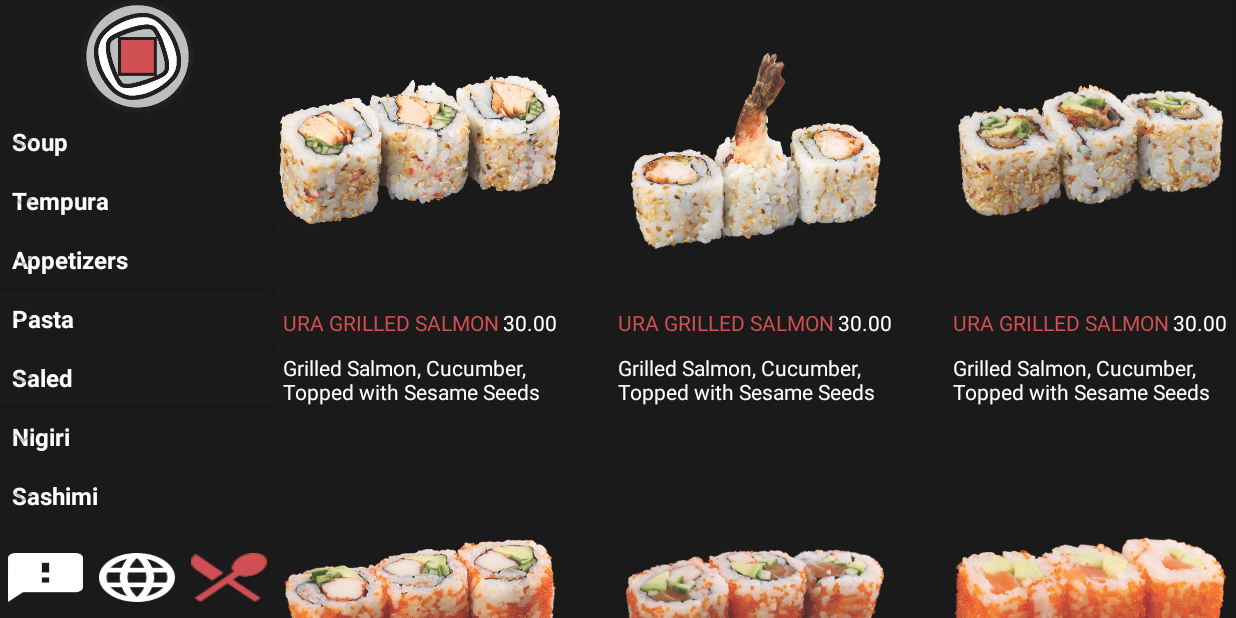
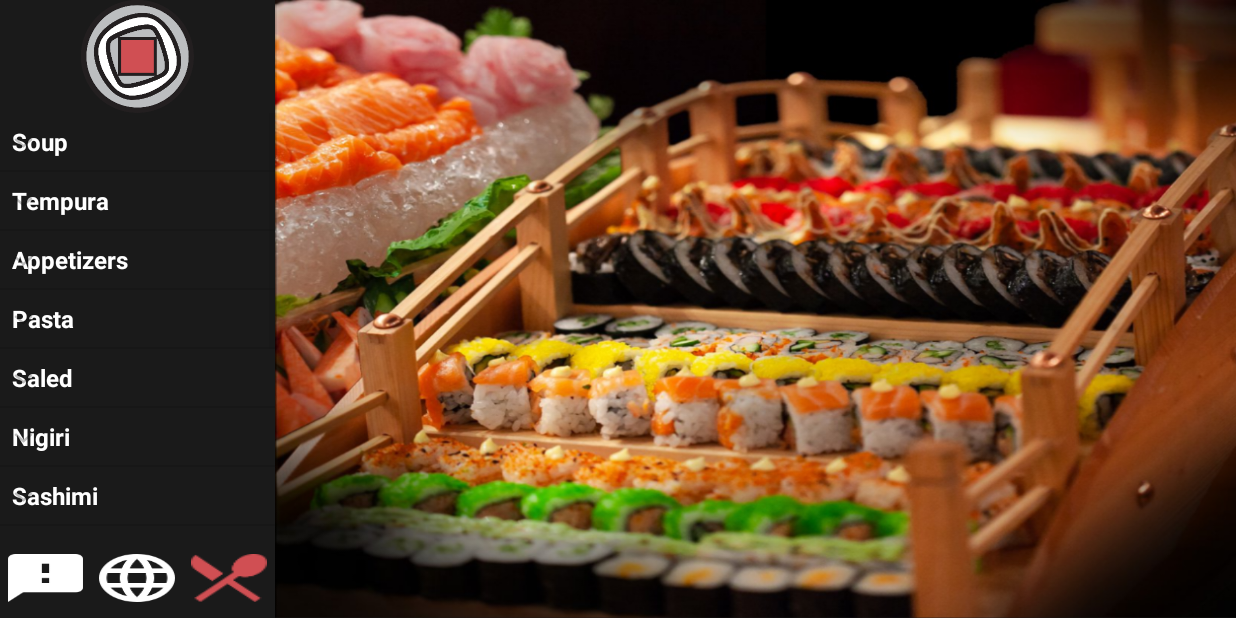
Before and after one commit to AmrDeveloper/MenuApp, an Android app: the MenuActivity screen opened directly, with no data from a screen before it, on a phone screen of 824 x 412 dp (held sideways). Run offline under Robolectric (Android 15) with nearby library versions, the phone set to English and light mode, and no system bars.

Commit message:
Make Code more clean and add packages

```diff
--- a/app/build.gradle
+++ b/app/build.gradle
@@ -15,10 +15,14 @@ android {
             proguardFiles getDefaultProguardFile('proguard-android.txt'), 'proguard-rules.pro'
         }
     }
+    compileOptions {
+        sourceCompatibility JavaVersion.VERSION_1_8
+        targetCompatibility JavaVersion.VERSION_1_8
+    }
 }
 
 dependencies {
-    implementation fileTree(dir: 'libs', include: ['*.jar'])
+    implementation fileTree(include: ['*.jar'], dir: 'libs')
     implementation 'com.android.support:appcompat-v7:27.1.1'
     implementation 'com.android.support.constraint:constraint-layout:1.1.3'
 }
--- a/app/src/main/java/com/amrdeveloper/menuapp/MenuActivity.java
+++ /dev/null
@@ -1,127 +0,0 @@
-package com.amrdeveloper.menuapp;
-
-import android.content.Intent;
-import android.graphics.Color;
-import android.support.v7.app.AppCompatActivity;
-import android.os.Bundle;
-import android.view.View;
-import android.widget.ExpandableListView;
-import android.widget.GridView;
-import android.widget.ImageView;
-import android.widget.TextView;
-
-import java.util.ArrayList;
-import java.util.HashMap;
-import java.util.List;
-
-public class MenuActivity extends AppCompatActivity {
-
-    private GridView foodGridView;
-    private ImageView mBackgroundImg;
-
-    private ExpandableListView menuExpListView;
-    private ExpandableListAdapter mMenuListViewAdapter;
-
-    private List<String> menuGroupHeadTitle;
-    private HashMap<String, List<String>> menuGroubListItem;
-
-    @Override
-    protected void onCreate(Bundle savedInstanceState) {
-        super.onCreate(savedInstanceState);
-        setContentView(R.layout.activity_menu);
-
-        mBackgroundImg = findViewById(R.id.menuBackgroundImg);
-
-        foodGridView = findViewById(R.id.foodGridView);
-        List<Food> menu = new ArrayList<>();
-        menu.add(new Food(getString(R.string.menu_item_title), getString(R.string.menu_item_price), getString(R.string.menu_item_description), R.drawable.image_2));
-        menu.add(new Food(getString(R.string.menu_item_title), getString(R.string.menu_item_price), getString(R.string.menu_item_description), R.drawable.image_3));
-        menu.add(new Food(getString(R.string.menu_item_title), getString(R.string.menu_item_price), getString(R.string.menu_item_description), R.drawable.image_4));
-        menu.add(new Food(getString(R.string.menu_item_title), getString(R.string.menu_item_price), getString(R.string.menu_item_description), R.drawable.image_5));
-        menu.add(new Food(getString(R.string.menu_item_title), getString(R.string.menu_item_price), getString(R.string.menu_item_description), R.drawable.image_6));
-        menu.add(new Food(getString(R.string.menu_item_title), getString(R.string.menu_item_price), getString(R.string.menu_item_description), R.drawable.image_7));
-        menu.add(new Food(getString(R.string.menu_item_title), getString(R.string.menu_item_price), getString(R.string.menu_item_description), R.drawable.image_8));
-
-        final MenuAdapter adapter = new MenuAdapter(this, menu);
-        foodGridView.setAdapter(adapter);
-
-        menuExpListView = findViewById(R.id.typesListView);
-        initDummyData();
-        mMenuListViewAdapter = new ExpandableListAdapter(this, menuGroupHeadTitle, menuGroubListItem);
-        menuExpListView.setAdapter(mMenuListViewAdapter);
-
-        menuExpListView.setOnGroupClickListener(new ExpandableListView.OnGroupClickListener() {
-            @Override
-            public boolean onGroupClick(ExpandableListView parent, View v, int groupPosition, long id) {
-                setMenuItemsMode();
-
-                TextView selectedGroupHeader =  mMenuListViewAdapter.getGroupHeader(menuExpListView,groupPosition).findViewById(R.id.menuFoodGroup);
-                selectedGroupHeader.setTextColor(getResources().getColor(R.color.red));
-                return false;
-            }
-        });
-
-        menuExpListView.setOnGroupCollapseListener(new ExpandableListView.OnGroupCollapseListener() {
-            @Override
-            public void onGroupCollapse(int groupPosition) {
-                setBackgroundMode();
-
-                TextView selectedGroupHeader =  mMenuListViewAdapter.getGroupHeader(menuExpListView,groupPosition).findViewById(R.id.menuFoodGroup);
-                selectedGroupHeader.setTextColor(Color.WHITE);
-            }
-        });
-    }
-
-    private void initDummyData() {
-        menuGroupHeadTitle = new ArrayList<>();
-        menuGroubListItem = new HashMap<>();
-
-        //Menu Group Header
-        menuGroupHeadTitle.add("Soup");
-        menuGroupHeadTitle.add("Tempura");
-        menuGroupHeadTitle.add("Appetizers");
-        menuGroupHeadTitle.add("Pasta");
-        menuGroupHeadTitle.add("Saled");
-        menuGroupHeadTitle.add("Nigiri");
-        menuGroupHeadTitle.add("Sashimi");
-        menuGroupHeadTitle.add("Temaki");
-        menuGroupHeadTitle.add("Maki");
-        menuGroupHeadTitle.add("Bento boxes");
-        menuGroupHeadTitle.add("Sharing boats");
-        menuGroupHeadTitle.add("Noodels");
-        menuGroupHeadTitle.add("Teriyaki shewers");
-
-        //Maki Food
-        List<String> maki = new ArrayList<>();
-        maki.add("Ura maki");
-        maki.add("Crispy ura maki");
-        maki.add("Ura maki special");
-        maki.add("Gunkan maki");
-        maki.add("Hoso maki");
-        maki.add("Futomaki");
-
-        for (int i = 0; i < menuGroupHeadTitle.size(); i++) {
-            menuGroubListItem.put(menuGroupHeadTitle.get(i), maki);
-        }
-    }
-
-    public void backToMainActivity(View view) {
-        Intent intent = new Intent(this, MainActivity.class);
-        startActivity(intent);
-    }
-
-    public void goToFeedBackActivity(View view) {
-        Intent intent = new Intent(this, FeedbackActivity.class);
-        startActivity(intent);
-    }
-
-    private void setBackgroundMode() {
-        mBackgroundImg.setVisibility(View.VISIBLE);
-        foodGridView.setVisibility(View.GONE);
-    }
-
-    private void setMenuItemsMode() {
-        mBackgroundImg.setVisibility(View.GONE);
-        foodGridView.setVisibility(View.VISIBLE);
-    }
-}
--- a/app/src/main/java/com/amrdeveloper/menuapp/FeedbackActivity.java
+++ b/app/src/main/java/com/amrdeveloper/menuapp/activity/FeedbackActivity.java
@@ -1,7 +1,9 @@
-package com.amrdeveloper.menuapp;
+package com.amrdeveloper.menuapp.activity;
 
 import android.support.v7.app.AppCompatActivity;
 import android.os.Bundle;
+
+import com.amrdeveloper.menuapp.R;
 
 public class FeedbackActivity extends AppCompatActivity {
 
--- a/app/src/main/java/com/amrdeveloper/menuapp/MainActivity.java
+++ b/app/src/main/java/com/amrdeveloper/menuapp/activity/MainActivity.java
@@ -1,4 +1,4 @@
-package com.amrdeveloper.menuapp;
+package com.amrdeveloper.menuapp.activity;
 
 import android.content.Intent;
 import android.content.res.Configuration;
@@ -7,6 +7,9 @@ import android.support.v7.app.AppCompatActivity;
 import android.os.Bundle;
 import android.view.View;
 import android.widget.TextView;
+
+import com.amrdeveloper.menuapp.R;
+import com.amrdeveloper.menuapp.service.ScreenListenerService;
 
 import java.util.Locale;
 
--- /dev/null
+++ b/app/src/main/java/com/amrdeveloper/menuapp/activity/MenuActivity.java
@@ -0,0 +1,85 @@
+package com.amrdeveloper.menuapp.activity;
+
+import android.content.Intent;
+import android.graphics.Color;
+import android.support.v7.app.AppCompatActivity;
+import android.os.Bundle;
+import android.view.View;
+import android.widget.ExpandableListView;
+import android.widget.GridView;
+import android.widget.ImageView;
+import android.widget.TextView;
+
+import com.amrdeveloper.menuapp.R;
+import com.amrdeveloper.menuapp.adapter.ExpandableListAdapter;
+import com.amrdeveloper.menuapp.adapter.MenuAdapter;
+import com.amrdeveloper.menuapp.data.DummyData;
+
+import java.util.HashMap;
+import java.util.List;
+
+public class MenuActivity extends AppCompatActivity {
+
+    private GridView foodGridView;
+    private ImageView mBackgroundImg;
+    private ExpandableListView menuExpListView;
+
+    private ExpandableListAdapter mMenuListViewAdapter;
+
+    @Override
+    protected void onCreate(Bundle savedInstanceState) {
+        super.onCreate(savedInstanceState);
+        setContentView(R.layout.activity_menu);
+
+        DummyData mDummyData = new DummyData(this);
+        List<String> menuGroupHeadTitle = mDummyData.getMenuGroupHeaders();
+        HashMap<String, List<String>> menuGroupListItem = mDummyData.getMenuGroupListItems(menuGroupHeadTitle);
+
+        final MenuAdapter adapter = new MenuAdapter(this, mDummyData.foodDummyList());
+        foodGridView = findViewById(R.id.foodGridView);
+        foodGridView.setAdapter(adapter);
+
+        mMenuListViewAdapter = new ExpandableListAdapter(this, menuGroupHeadTitle, menuGroupListItem);
+
+        menuExpListView = findViewById(R.id.typesListView);
+        menuExpListView.setAdapter(mMenuListViewAdapter);
+        menuExpListView.setOnGroupClickListener(mOnGroupClickListener);
+        menuExpListView.setOnGroupCollapseListener(mOnGroupCollapseListener);
+
+        mBackgroundImg = findViewById(R.id.menuBackgroundImg);
+        setBackgroundMode();
+    }
+
+    public void backToMainActivity(View view) {
+        Intent intent = new Intent(this, MainActivity.class);
+        startActivity(intent);
+    }
+
+    public void goToFeedBackActivity(View view) {
+        Intent intent = new Intent(this, FeedbackActivity.class);
+        startActivity(intent);
+    }
+
+    private void setBackgroundMode() {
+        mBackgroundImg.setVisibility(View.VISIBLE);
+        foodGridView.setVisibility(View.GONE);
+    }
+
+    private void setMenuItemsMode() {
+        mBackgroundImg.setVisibility(View.GONE);
+        foodGridView.setVisibility(View.VISIBLE);
+    }
+
+    final ExpandableListView.OnGroupClickListener mOnGroupClickListener = (parent, view, groupPosition, id) -> {
+        TextView selectedGroupHeader = mMenuListViewAdapter.getGroupHeader(menuExpListView, groupPosition).findViewById(R.id.menuFoodGroup);
+        selectedGroupHeader.setTextColor(getResources().getColor(R.color.red));
+        setMenuItemsMode();
+        return false;
+    };
+
+    final ExpandableListView.OnGroupCollapseListener mOnGroupCollapseListener = (groupPosition) -> {
+        setBackgroundMode();
+        TextView selectedGroupHeader = mMenuListViewAdapter.getGroupHeader(menuExpListView, groupPosition).findViewById(R.id.menuFoodGroup);
+        selectedGroupHeader.setTextColor(Color.WHITE);
+    };
+}
--- a/app/src/main/java/com/amrdeveloper/menuapp/ExpandableListAdapter.java
+++ b/app/src/main/java/com/amrdeveloper/menuapp/adapter/ExpandableListAdapter.java
@@ -1,7 +1,6 @@
-package com.amrdeveloper.menuapp;
+package com.amrdeveloper.menuapp.adapter;
 
 import android.content.Context;
-import android.graphics.Color;
 import android.graphics.Typeface;
 import android.view.LayoutInflater;
 import android.view.View;
@@ -9,6 +8,8 @@ import android.view.ViewGroup;
 import android.widget.BaseExpandableListAdapter;
 import android.widget.ExpandableListView;
 import android.widget.TextView;
+
+import com.amrdeveloper.menuapp.R;
 
 import java.util.HashMap;
 import java.util.List;
@@ -22,6 +23,8 @@ public class ExpandableListAdapter extends BaseExpandableListAdapter {
     private Context context;
     private List<String> menuListHeader;
     private HashMap<String, List<String>> menuListItem;
+
+    private ExpandableListAdapter adapter = this;
 
     public ExpandableListAdapter(Context context, List<String> menuListHeader, HashMap<String, List<String>> menuListItem) {
         this.context = context;
@@ -67,10 +70,12 @@ public class ExpandableListAdapter extends BaseExpandableListAdapter {
     @Override
     public View getGroupView(int groupPosition, boolean isExpanded, View convertView, ViewGroup parent) {
         String headerTitle = (String) getGroup(groupPosition);
+
         if (convertView == null) {
             LayoutInflater inflater = (LayoutInflater) this.context.getSystemService(Context.LAYOUT_INFLATER_SERVICE);
             convertView = inflater.inflate(R.layout.menu_groub_title, null);
         }
+
         final TextView menuFoodHeader = convertView.findViewById(R.id.menuFoodGroup);
         menuFoodHeader.setTypeface(null, Typeface.BOLD);
         menuFoodHeader.setText(headerTitle);
@@ -81,10 +86,12 @@ public class ExpandableListAdapter extends BaseExpandableListAdapter {
     @Override
     public View getChildView(int groupPosition, int childPosition, boolean isLastChild, View convertView, ViewGroup parent) {
         final String childText = (String) getChild(groupPosition, childPosition);
+
         if (convertView == null) {
             LayoutInflater inflater = (LayoutInflater) this.context.getSystemService(Context.LAYOUT_INFLATER_SERVICE);
             convertView = inflater.inflate(R.layout.menu_group_item, null);
         }
+
         TextView txtListChild = convertView.findViewById(R.id.menuFoodTitle);
         txtListChild.setText(childText);
         return convertView;
--- /dev/null
+++ b/app/src/main/java/com/amrdeveloper/menuapp/data/DummyData.java
@@ -0,0 +1,77 @@
+package com.amrdeveloper.menuapp.data;
+
+import android.content.Context;
+
+import com.amrdeveloper.menuapp.model.Food;
+import com.amrdeveloper.menuapp.R;
+
+import java.util.ArrayList;
+import java.util.HashMap;
+import java.util.List;
+
+/**
+ * Created by AmrDeveloper on 9/25/2018.
+ */
+
+public final class DummyData {
+
+    private Context context;
+
+    public DummyData(Context context) {
+        this.context = context;
+    }
+
+    public List<Food> foodDummyList() {
+        final String dummyFoodTitle = context.getResources().getString(R.string.menu_item_title);
+        final String dummyFoodPrice = context.getResources().getString(R.string.menu_item_price);
+        final String dummyFoodDescription = context.getResources().getString(R.string.menu_item_description);
+
+        List<Food> foodMenuList = new ArrayList<>();
+        foodMenuList.add(new Food(dummyFoodTitle, dummyFoodPrice, dummyFoodDescription, R.drawable.image_2));
+        foodMenuList.add(new Food(dummyFoodTitle, dummyFoodPrice, dummyFoodDescription, R.drawable.image_3));
+        foodMenuList.add(new Food(dummyFoodTitle, dummyFoodPrice, dummyFoodDescription, R.drawable.image_4));
+        foodMenuList.add(new Food(dummyFoodTitle, dummyFoodPrice, dummyFoodDescription, R.drawable.image_5));
+        foodMenuList.add(new Food(dummyFoodTitle, dummyFoodPrice, dummyFoodDescription, R.drawable.image_6));
+        foodMenuList.add(new Food(dummyFoodTitle, dummyFoodPrice, dummyFoodDescription, R.drawable.image_7));
+        foodMenuList.add(new Food(dummyFoodTitle, dummyFoodPrice, dummyFoodDescription, R.drawable.image_8));
+
+        return foodMenuList;
+    }
+
+    public List<String> getMenuGroupHeaders() {
+        List<String> menuChildItems = new ArrayList<>();
+
+        menuChildItems.add("Soup");
+        menuChildItems.add("Tempura");
+        menuChildItems.add("Appetizers");
+        menuChildItems.add("Pasta");
+        menuChildItems.add("Saled");
+        menuChildItems.add("Nigiri");
+        menuChildItems.add("Sashimi");
+        menuChildItems.add("Temaki");
+        menuChildItems.add("Maki");
+        menuChildItems.add("Bento boxes");
+        menuChildItems.add("Sharing boats");
+        menuChildItems.add("Noodels");
+        menuChildItems.add("Teriyaki shewers");
+
+        return menuChildItems;
+    }
+
+    public HashMap<String, List<String>> getMenuGroupListItems(List<String> menuChildItems) {
+        HashMap<String, List<String>> menuGroupListItems = new HashMap<>();
+
+        final List<String> maki = new ArrayList<>();
+        maki.add("Ura maki");
+        maki.add("Crispy ura maki");
+        maki.add("Ura maki special");
+        maki.add("Gunkan maki");
+        maki.add("Hoso maki");
+        maki.add("Futomaki");
+
+        for (int i = 0; i < menuChildItems.size(); i++) {
+            menuGroupListItems.put(menuChildItems.get(i), maki);
+        }
+        return menuGroupListItems;
+    }
+}
--- a/app/src/main/java/com/amrdeveloper/menuapp/Food.java
+++ b/app/src/main/java/com/amrdeveloper/menuapp/model/Food.java
@@ -1,4 +1,4 @@
-package com.amrdeveloper.menuapp;
+package com.amrdeveloper.menuapp.model;
 
 /**
  * Created by AmrDeveloper on 9/23/2018.
--- a/app/src/main/java/com/amrdeveloper/menuapp/ScreenListenerService.java
+++ b/app/src/main/java/com/amrdeveloper/menuapp/service/ScreenListenerService.java
@@ -1,4 +1,4 @@
-package com.amrdeveloper.menuapp;
+package com.amrdeveloper.menuapp.service;
 
 /**
  * Created by AmrDeveloper on 9/23/2018.
@@ -10,6 +10,8 @@ import android.content.Context;
 import android.content.Intent;
 import android.content.IntentFilter;
 import android.os.IBinder;
+
+import com.amrdeveloper.menuapp.activity.MainActivity;
 
 /**
  * This is a service registers a broadcast receiver to listen for screen on/off events.
--- a/app/src/main/java/com/amrdeveloper/menuapp/ZoomAction.java
+++ b/app/src/main/java/com/amrdeveloper/menuapp/utils/ZoomAction.java
@@ -1,4 +1,4 @@
-package com.amrdeveloper.menuapp;
+package com.amrdeveloper.menuapp.utils;
 
 import android.app.Activity;
 import android.content.Context;
@@ -10,6 +10,8 @@ import android.view.ViewGroup;
 import android.widget.ImageView;
 import android.widget.LinearLayout;
 import android.widget.Toast;
+
+import com.amrdeveloper.menuapp.R;
 
 /**
  * Created by AmrDeveloper on 9/23/2018.
--- a/app/src/main/res/layout/activity_feedback.xml
+++ b/app/src/main/res/layout/activity_feedback.xml
@@ -5,7 +5,7 @@
     android:layout_width="match_parent"
     android:layout_height="match_parent"
     android:background="@color/background"
-    tools:context=".FeedbackActivity">
+    tools:context=".activity.FeedbackActivity">
 
     <TextView
         android:text="@string/feedback"
--- a/app/src/main/res/layout/activity_main.xml
+++ b/app/src/main/res/layout/activity_main.xml
@@ -6,7 +6,7 @@
     android:layout_height="match_parent"
     android:background="@color/background"
     android:orientation="vertical"
-    tools:context=".MainActivity">
+    tools:context=".activity.MainActivity">
 
     <LinearLayout
         android:layout_width="wrap_content"
--- a/app/src/main/res/layout/activity_menu.xml
+++ b/app/src/main/res/layout/activity_menu.xml
@@ -5,7 +5,7 @@
     android:layout_height="match_parent"
     android:background="@color/background"
     android:orientation="horizontal"
-    tools:context=".MenuActivity">
+    tools:context=".activity.MenuActivity">
 
     <LinearLayout
         android:layout_width="match_parent"
@@ -31,6 +31,7 @@
             android:layout_height="0dp"
             android:layout_marginBottom="5dp"
             android:layout_weight=".15"
+            android:layout_marginTop="5dp"
             android:orientation="horizontal"
             android:weightSum="3">
 
@@ -89,10 +90,10 @@
         android:layout_height="match_parent"
         android:layout_weight="1"
         android:background="@color/background"
-        android:horizontalSpacing="30dp"
+        android:horizontalSpacing="20dp"
         android:numColumns="3"
         android:scrollbarStyle="outsideOverlay"
         android:scrollbars="vertical"
         android:verticalScrollbarPosition="right"
-        android:verticalSpacing="30dp" />
+        android:verticalSpacing="20dp" />
 </LinearLayout>
```
Also changed, not shown: app/src/main/AndroidManifest.xml (+4 -4 lines), app/src/main/java/com/amrdeveloper/menuapp/adapter/MenuAdapter.java (renamed from app/src/main/java/com/amrdeveloper/menuapp/MenuAdapter.java, +5 -3 lines).
